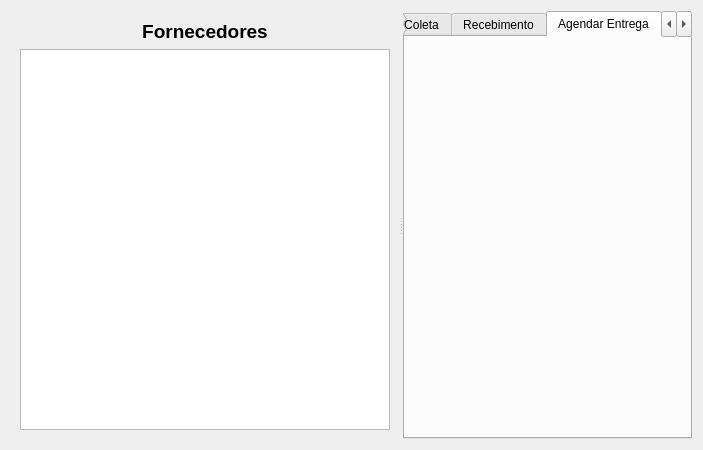
lellisls/ERP-STACCATO, file ui/widgetlogistica.ui: the form before one commit.
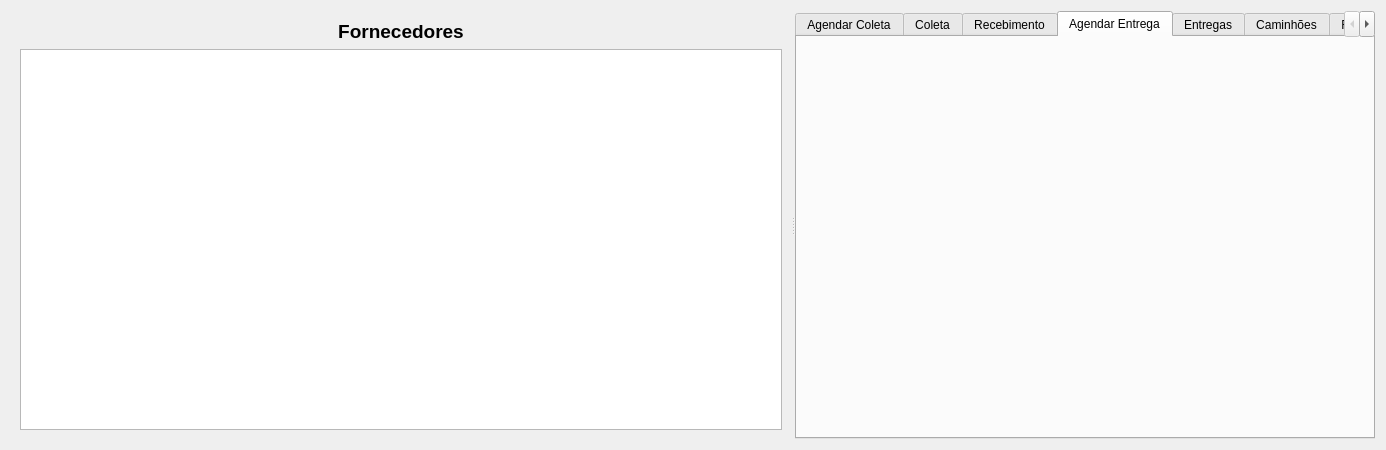
The form after the commit. The open tabs and pages were chosen to show the change. Custom widgets are drawn as their Qt base class.

Diff of the .ui file:
```diff
--- a/ui/widgetlogistica.ui
+++ b/ui/widgetlogistica.ui
@@ -9,7 +9,7 @@
    <rect>
     <x>0</x>
     <y>0</y>
-    <width>703</width>
+    <width>1386</width>
     <height>450</height>
    </rect>
   </property>
@@ -89,11 +89,11 @@
         </item>
        </layout>
       </widget>
-      <widget class="QWidget" name="tab_5">
+      <widget class="QWidget" name="tab_8">
        <attribute name="title">
         <string>Coleta</string>
        </attribute>
-       <layout class="QGridLayout" name="gridLayout_2">
+       <layout class="QGridLayout" name="gridLayout_4">
         <item row="0" column="0">
          <widget class="WidgetLogisticaColeta" name="widgetColeta" native="true"/>
         </item>
@@ -113,6 +113,11 @@
        <attribute name="title">
         <string>Agendar Entrega</string>
        </attribute>
+       <layout class="QGridLayout" name="gridLayout_2">
+        <item row="0" column="0">
+         <widget class="WidgetLogisticaEntrega" name="widgetAgendaEntrega" native="true"/>
+        </item>
+       </layout>
       </widget>
       <widget class="QWidget" name="tab_7">
        <attribute name="title">
@@ -139,6 +144,11 @@
         </item>
        </layout>
       </widget>
+      <widget class="QWidget" name="tab_5">
+       <attribute name="title">
+        <string>Entregues</string>
+       </attribute>
+      </widget>
      </widget>
     </widget>
    </item>
@@ -150,12 +160,6 @@
    <extends>QTableView</extends>
    <header>src/tableview.h</header>
   </customwidget>
-  <customwidget>
-   <class>WidgetLogisticaColeta</class>
-   <extends>QWidget</extends>
-   <header>src/widgetlogisticacoleta.h</header>
-   <container>1</container>
-  </customwidget>
   <customwidget>
    <class>WidgetLogisticaRecebimento</class>
    <extends>QWidget</extends>
@@ -180,6 +184,18 @@
    <header>src/widgetlogisticaagendarcoleta.h</header>
    <container>1</container>
   </customwidget>
+  <customwidget>
+   <class>CalendarioEntregas</class>
+   <extends>QWidget</extends>
+   <header>src/calendarioentregas.h</header>
+   <container>1</container>
+  </customwidget>
+  <customwidget>
+   <class>WidgetLogisticaColeta</class>
+   <extends>QWidget</extends>
+   <header>src/widgetlogisticacoleta.h</header>
+   <container>1</container>
+  </customwidget>
  </customwidgets>
  <resources/>
  <connections/>
```
Left out of the diff: 6 changed lines with no effect on the pictures.
